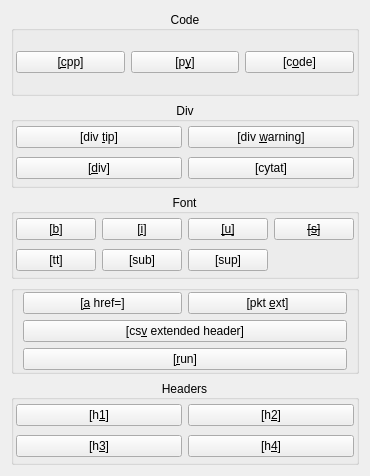
The window that ui/stctagsbuttons.ui (baziorek/STC_editor) describes before a commit, drawn with Qt 5.
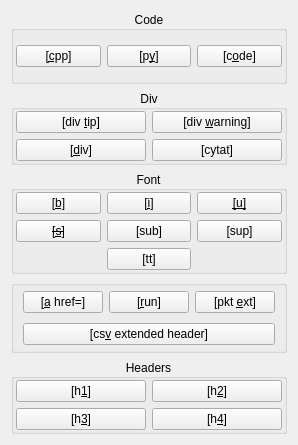
The same window after the commit. Icons and pictures are not drawn.

Commit message: Stc tags widget - fix

```diff
--- a/ui/stctagsbuttons.ui
+++ b/ui/stctagsbuttons.ui
@@ -7,7 +7,7 @@
     <x>0</x>
     <y>0</y>
     <width>280</width>
-    <height>476</height>
+    <height>445</height>
    </rect>
   </property>
   <property name="windowTitle">
@@ -26,18 +26,7 @@
       <property name="bottomMargin">
        <number>1</number>
       </property>
-      <item row="1" column="0" colspan="2">
-       <widget class="QPushButton" name="button_csv">
-        <property name="text">
-         <string>[cs&amp;v extended header]</string>
-        </property>
-        <property name="icon">
-         <iconset resource="../resources.qrc">
-          <normaloff>:/icons/mdi/resources/icons/mdi/table-plus.svg</normaloff>:/icons/mdi/resources/icons/mdi/table-plus.svg</iconset>
-        </property>
-       </widget>
-      </item>
-      <item row="0" column="1">
+      <item row="0" column="2">
        <widget class="QPushButton" name="button_pkt">
         <property name="toolTip">
          <string>Bullet list (you need to surround entire line with [run] to enable formatting</string>
@@ -51,6 +40,17 @@
         </property>
        </widget>
       </item>
+      <item row="1" column="0" colspan="3">
+       <widget class="QPushButton" name="button_csv">
+        <property name="text">
+         <string>[cs&amp;v extended header]</string>
+        </property>
+        <property name="icon">
+         <iconset resource="../resources.qrc">
+          <normaloff>:/icons/mdi/resources/icons/mdi/table-plus.svg</normaloff>:/icons/mdi/resources/icons/mdi/table-plus.svg</iconset>
+        </property>
+       </widget>
+      </item>
       <item row="0" column="0">
        <widget class="QPushButton" name="button_href">
         <property name="toolTip">
@@ -65,7 +65,7 @@
         </property>
        </widget>
       </item>
-      <item row="2" column="0" colspan="2">
+      <item row="0" column="1">
        <widget class="QPushButton" name="button_run">
         <property name="text">
          <string>[&amp;run]</string>
@@ -400,7 +400,21 @@
         </property>
        </widget>
       </item>
-      <item row="0" column="3">
+      <item row="3" column="1">
+       <widget class="QPushButton" name="button_teleType">
+        <property name="toolTip">
+         <string>Tele type text (with monospace font)</string>
+        </property>
+        <property name="text">
+         <string>[tt]</string>
+        </property>
+        <property name="icon">
+         <iconset resource="../resources.qrc">
+          <normaloff>:/icons/mdi/resources/icons/mdi/format-text-variant.svg</normaloff>:/icons/mdi/resources/icons/mdi/format-text-variant.svg</iconset>
+        </property>
+       </widget>
+      </item>
+      <item row="1" column="0">
        <widget class="QPushButton" name="button_stroke">
         <property name="toolTip">
          <string>strike out text</string>
@@ -417,20 +431,6 @@
         </property>
        </widget>
       </item>
-      <item row="1" column="0">
-       <widget class="QPushButton" name="button_teleType">
-        <property name="toolTip">
-         <string>Tele type text (with monospace font)</string>
-        </property>
-        <property name="text">
-         <string>[tt]</string>
-        </property>
-        <property name="icon">
-         <iconset resource="../resources.qrc">
-          <normaloff>:/icons/mdi/resources/icons/mdi/format-text-variant.svg</normaloff>:/icons/mdi/resources/icons/mdi/format-text-variant.svg</iconset>
-        </property>
-       </widget>
-      </item>
      </layout>
     </widget>
    </item>
```
The commit also changes 1 other file.
